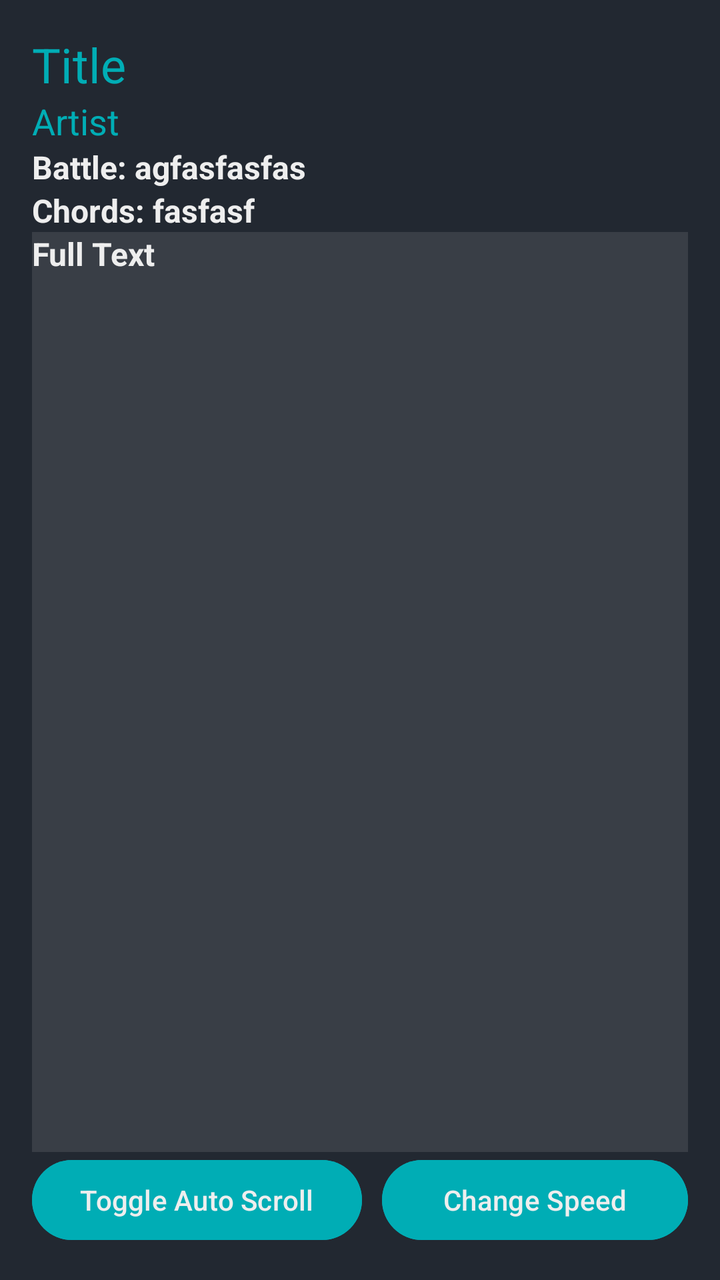
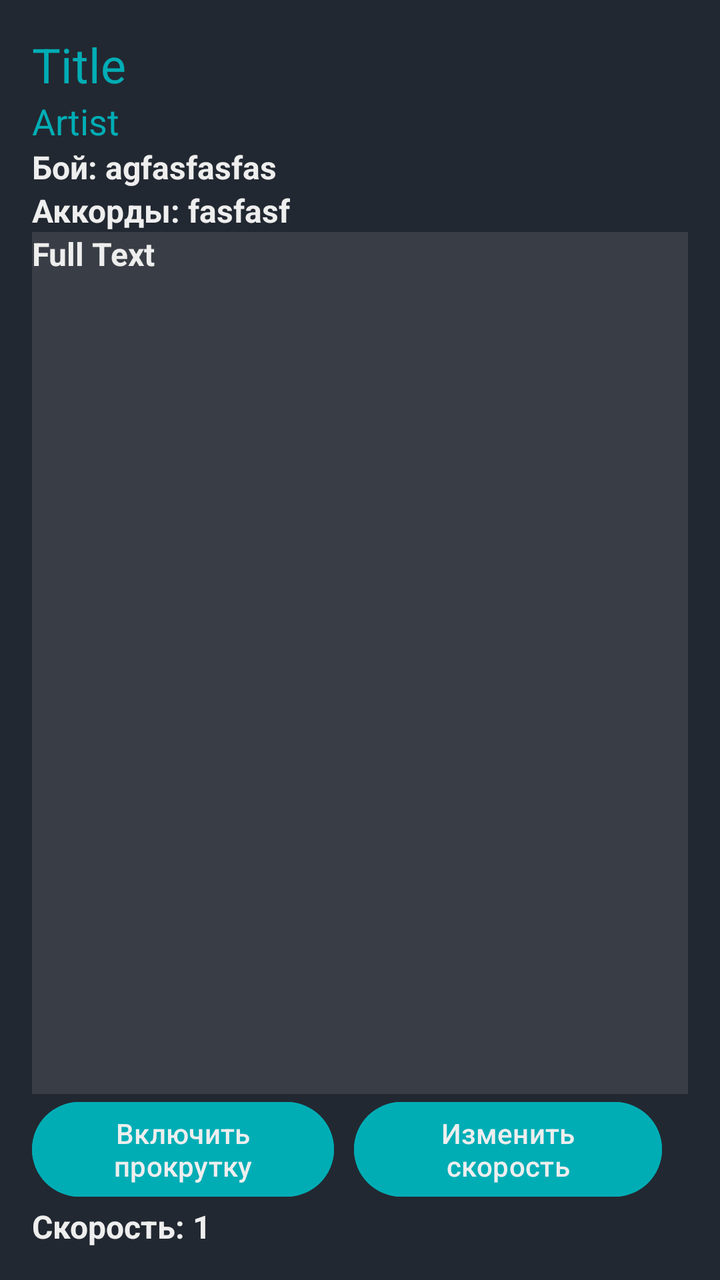

An Android layout rendered at two revisions. The XML below is the earlier revision; the diff shows what the commit changed to produce the second picture.
<!-- AndroidManifest.xml: application theme Theme.MyApplication -->
<!-- res/layout/activity_song_details.xml -->
<LinearLayout xmlns:android="http://schemas.android.com/apk/res/android"
    android:layout_width="match_parent"
    android:layout_height="match_parent"
    android:background="#222831"
    android:orientation="vertical"
    android:padding="16dp"
    android:paddingLeft="10dp">

    <TextView
        android:id="@+id/detailsTitle"
        android:layout_width="wrap_content"
        android:layout_height="wrap_content"
        android:text="Title"
        android:textColor="#00ADB5"
        android:textSize="24sp" />

    <TextView
        android:id="@+id/detailsArtist"
        android:layout_width="wrap_content"
        android:layout_height="wrap_content"
        android:text="Artist"
        android:textColor="#00ADB5"
        android:textSize="18sp" />

    <LinearLayout
        android:layout_width="wrap_content"
        android:layout_height="wrap_content"
        android:orientation="horizontal">

        <TextView
            android:layout_width="wrap_content"
            android:layout_height="wrap_content"
            android:text="Battle: "
            android:textColor="#EEEEEE"
            android:textSize="16sp"
            android:textStyle="bold" />

        <TextView
            android:id="@+id/detailsBattle"
            android:layout_width="wrap_content"
            android:layout_height="wrap_content"
            android:text="agfasfasfas"
            android:textColor="#EEEEEE"
            android:textSize="16sp"
            android:textStyle="bold">

        </TextView>
    </LinearLayout>

    <LinearLayout
        android:layout_width="wrap_content"
        android:layout_height="wrap_content"
        android:orientation="horizontal">

        <TextView

            android:layout_width="wrap_content"
            android:layout_height="wrap_content"
            android:text="Chords: "
            android:textColor="#EEEEEE"
            android:textSize="16sp"
            android:textStyle="bold" />

        <TextView
            android:id="@+id/detailsChords"
            android:layout_width="wrap_content"
            android:layout_height="wrap_content"
            android:text="fasfasf"
            android:textColor="#EEEEEE"
            android:textSize="16sp"
            android:textStyle="bold">

        </TextView>

    </LinearLayout>

    <ScrollView
        android:id="@+id/detailsScrollView"
        android:layout_width="match_parent"
        android:layout_height="552dp"
        android:layout_weight="1"
        android:background="#393E46">

        <TextView
            android:id="@+id/detailsFullText"
            android:layout_width="wrap_content"
            android:layout_height="wrap_content"
            android:text="Full Text"
            android:textColor="#EEEEEE"
            android:textSize="16sp"
            android:textStyle="bold" />
    </ScrollView>

    <LinearLayout
        android:layout_width="397dp"
        android:layout_height="wrap_content"
        android:orientation="horizontal">

        <Button
            android:id="@+id/toggleAutoScrollButton"
            android:layout_width="wrap_content"
            android:layout_height="wrap_content"
            android:layout_gravity="left"
            android:backgroundTint="#00ADB5"
            android:text="Toggle Auto Scroll"
            android:textColor="#EEEEEE" />

        <Button
            android:id="@+id/changeSpeedButton"
            android:layout_width="153dp"
            android:layout_height="wrap_content"
            android:layout_gravity="right"
            android:layout_marginLeft="10dp"
            android:backgroundTint="#00ADB5"
            android:text="Change Speed"
            android:textColor="#EEEEEE" />

    </LinearLayout>

</LinearLayout>
<!-- resources referenced by this layout -->
<resources>
  <style name="Theme.MyApplication" parent="Base.Theme.MyApplication" />
  <style name="Base.Theme.MyApplication" parent="Theme.Material3.DayNight.NoActionBar">
  
          
         <item name="colorPrimary">@color/black</item>
      </style>
  <color name="black">#FF000000</color>
</resources>

<!-- the commit's change to res/layout/activity_song_details.xml (unified diff, before → after) -->
@@ -30,7 +30,7 @@
         <TextView
             android:layout_width="wrap_content"
             android:layout_height="wrap_content"
-            android:text="Battle: "
+            android:text="Бой: "
             android:textColor="#EEEEEE"
             android:textSize="16sp"
             android:textStyle="bold" />
@@ -53,10 +53,9 @@
         android:orientation="horizontal">
 
         <TextView
-
             android:layout_width="wrap_content"
             android:layout_height="wrap_content"
-            android:text="Chords: "
+            android:text="Аккорды: "
             android:textColor="#EEEEEE"
             android:textSize="16sp"
             android:textStyle="bold" />
@@ -71,7 +70,6 @@
             android:textStyle="bold">
 
         </TextView>
-
     </LinearLayout>
 
     <ScrollView
@@ -98,23 +96,31 @@
 
         <Button
             android:id="@+id/toggleAutoScrollButton"
-            android:layout_width="wrap_content"
+            android:layout_width="151dp"
             android:layout_height="wrap_content"
             android:layout_gravity="left"
             android:backgroundTint="#00ADB5"
-            android:text="Toggle Auto Scroll"
+            android:text="Включить прокрутку"
             android:textColor="#EEEEEE" />
 
         <Button
             android:id="@+id/changeSpeedButton"
-            android:layout_width="153dp"
+            android:layout_width="154dp"
             android:layout_height="wrap_content"
             android:layout_gravity="right"
             android:layout_marginLeft="10dp"
             android:backgroundTint="#00ADB5"
-            android:text="Change Speed"
+            android:text="Изменить скорость"
             android:textColor="#EEEEEE" />
-
     </LinearLayout>
 
+    <TextView
+        android:id="@+id/currentSpeedTextView"
+        android:layout_width="wrap_content"
+        android:layout_height="wrap_content"
+        android:text="Скорость: 1"
+        android:textColor="#EEEEEE"
+        android:textSize="16sp"
+        android:textStyle="bold" />
+
 </LinearLayout>
